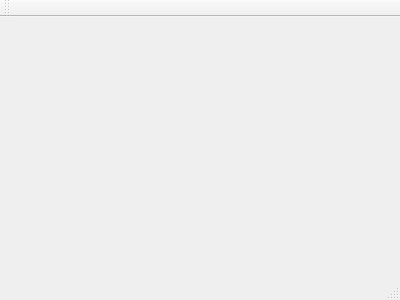
Before: the Qt Designer form server/server/mainwindow.ui in digitalinteraction/iris, drawn with Qt 5.
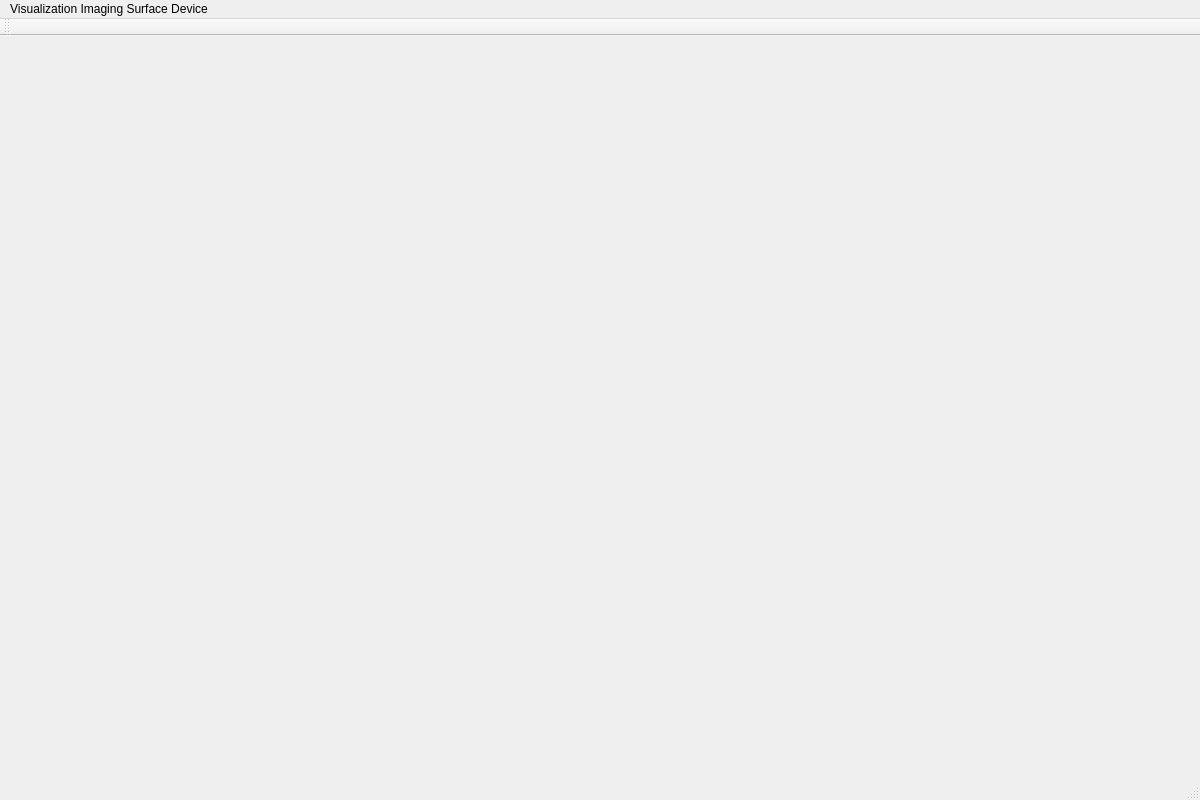
After: the same form once the commit is applied.

The edit to the form file:
```diff
--- a/server/server/mainwindow.ui
+++ b/server/server/mainwindow.ui
@@ -1,24 +1,45 @@
 <ui version="4.0">
  <class>MainWindow</class>
- <widget class="QMainWindow" name="MainWindow" >
-  <property name="geometry" >
+ <widget class="QMainWindow" name="MainWindow">
+  <property name="geometry">
    <rect>
     <x>0</x>
     <y>0</y>
-    <width>400</width>
-    <height>300</height>
+    <width>1200</width>
+    <height>800</height>
    </rect>
   </property>
   <property name="windowTitle" >
    <string>MainWindow</string>
   </property>
-  <widget class="QMenuBar" name="menuBar" />
-  <widget class="QToolBar" name="mainToolBar" />
-  <widget class="QWidget" name="centralWidget" />
-  <widget class="QStatusBar" name="statusBar" />
+  <widget class="QWidget" name="centralWidget"/>
+  <widget class="QMenuBar" name="menuBar">
+   <property name="geometry">
+    <rect>
+     <x>0</x>
+     <y>0</y>
+     <width>1200</width>
+     <height>20</height>
+    </rect>
+   </property>
+   <widget class="QMenu" name="menuVisualization_Imaging_Surface_Device">
+    <property name="title">
+     <string>Visualization Imaging Surface Device</string>
+    </property>
+   </widget>
+   <addaction name="menuVisualization_Imaging_Surface_Device"/>
+  </widget>
+  <widget class="QToolBar" name="mainToolBar">
+   <attribute name="toolBarArea">
+    <enum>TopToolBarArea</enum>
+   </attribute>
+   <attribute name="toolBarBreak">
+    <bool>false</bool>
+   </attribute>
+  </widget>
+  <widget class="QStatusBar" name="statusBar"/>
  </widget>
- <layoutDefault spacing="6" margin="11" />
- <pixmapfunction></pixmapfunction>
+ <layoutdefault spacing="6" margin="11"/>
  <resources/>
  <connections/>
 </ui>
```
Left out of the diff: 3 changed lines with no effect on the pictures.
